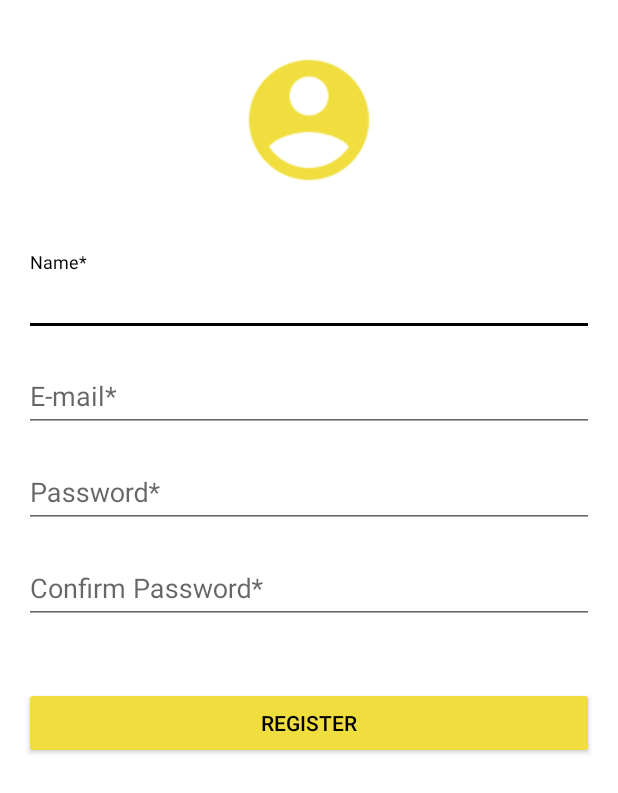
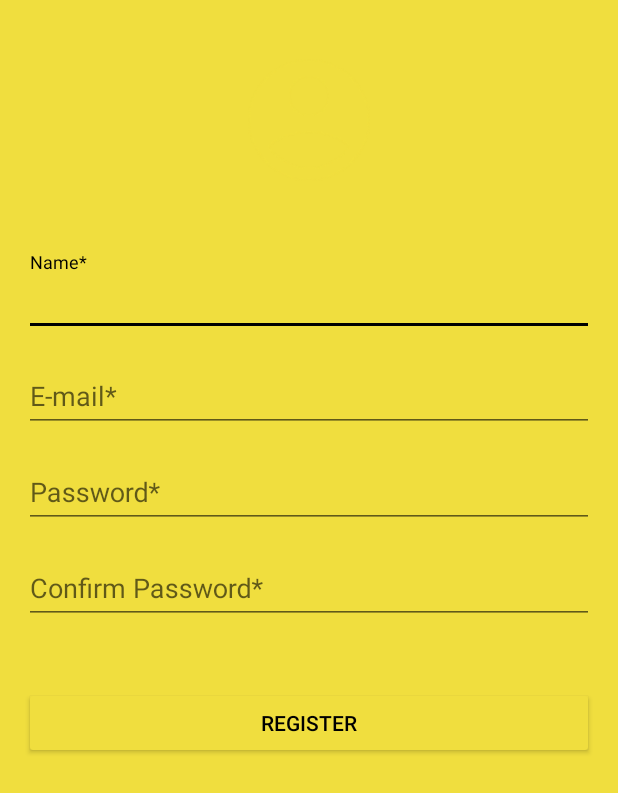
Before and after one commit to mobile02-2019/Clack, an Android app: the screen it shows after launch (Register), after a tap on "Register now", on a phone screen of 412 x 824 dp. Shown: the top 793 px of the screen. Run offline under Robolectric (Android 15) with nearby library versions, the phone set to English and light mode, and no system bars; our stand-ins replace Firebase (no records; nobody signed in at launch, a user with empty details on screens opened directly); libraries missing offline, so code that uses them is left out: com.facebook, com.facebook.login; 7 statements that could not run were skipped.

Commit message:
pulling updates

```diff
--- a/ClackApp/app/src/main/res/layout/activity_register.xml
+++ b/ClackApp/app/src/main/res/layout/activity_register.xml
@@ -7,7 +7,7 @@
     android:paddingLeft="16dp"
     android:paddingRight="16dp"
     android:orientation="vertical"
-    android:background="@color/colorWhite">
+    android:background="@color/colorPrimaryOriginal">
 
 
 
```
